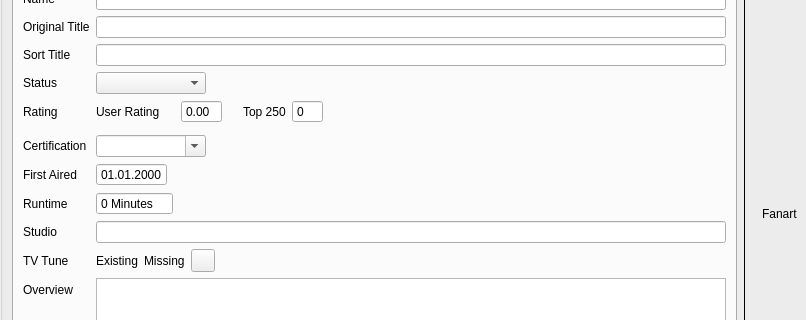
Old version of the form src/ui/tv_show/TvShowWidgetTvShow.ui in the repository Komet/MediaElch; both pictures show x 0 to 806 and y 206 to 526 of the 954 by 828 pixel window.
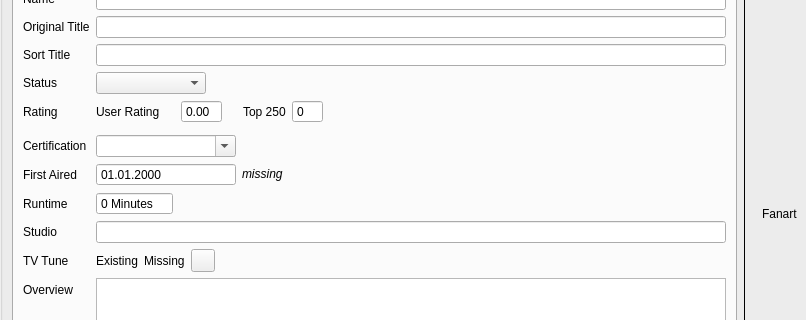
New version of the form. Icons and pictures are not drawn. Custom widgets are drawn as their Qt base class.

Commit message:
fix(UI): Add "missing" label to "first aired" field if it is the default
For TV shows and episodes, add a marker "missing" to indicate that the
"first aired" date is missing.  Qt does not have a good way to mark the
QDateWidget "invalid".  It requires a date that it can show.

And the defaults are awful: 2000-01-01 is the default.
We simply show the _current_ date with a label "missing" in case the
date is invalid.

Diff of the .ui file:
```diff
--- a/src/ui/tv_show/TvShowWidgetTvShow.ui
+++ b/src/ui/tv_show/TvShowWidgetTvShow.ui
@@ -467,6 +467,12 @@
             </item>
             <item row="7" column="1">
              <widget class="QComboBox" name="certification">
+              <property name="minimumSize">
+               <size>
+                <width>140</width>
+                <height>0</height>
+               </size>
+              </property>
               <property name="editable">
                <bool>true</bool>
               </property>
@@ -482,16 +488,6 @@
               </property>
              </widget>
             </item>
-            <item row="8" column="1">
-             <widget class="QDateEdit" name="firstAired">
-              <property name="buttonSymbols">
-               <enum>QAbstractSpinBox::NoButtons</enum>
-              </property>
-              <property name="displayFormat">
-               <string>dd.MM.yyyy</string>
-              </property>
-             </widget>
-            </item>
             <item row="9" column="0">
              <widget class="QLabel" name="lblRuntime">
               <property name="text">
@@ -576,6 +572,55 @@
             <item row="12" column="1">
              <widget class="QTextEdit" name="overview"/>
             </item>
+            <item row="8" column="1">
+             <layout class="QHBoxLayout" name="firstAiredLayout" stretch="0,0,1">
+              <item>
+               <widget class="QDateEdit" name="firstAired">
+                <property name="sizePolicy">
+                 <sizepolicy hsizetype="Preferred" vsizetype="Fixed">
+                  <horstretch>0</horstretch>
+                  <verstretch>0</verstretch>
+                 </sizepolicy>
+                </property>
+                <property name="minimumSize">
+                 <size>
+                  <width>140</width>
+                  <height>0</height>
+                 </size>
+                </property>
+                <property name="buttonSymbols">
+                 <enum>QAbstractSpinBox::NoButtons</enum>
+                </property>
+                <property name="displayFormat">
+                 <string>dd.MM.yyyy</string>
+                </property>
+               </widget>
+              </item>
+              <item>
+               <widget class="QLabel" name="lblMissingFirstAired">
+                <property name="text">
+                 <string>&lt;i&gt;missing&lt;/i&gt;</string>
+                </property>
+                <property name="textFormat">
+                 <enum>Qt::RichText</enum>
+                </property>
+               </widget>
+              </item>
+              <item>
+               <spacer name="horizontalSpacer_12">
+                <property name="orientation">
+                 <enum>Qt::Horizontal</enum>
+                </property>
+                <property name="sizeHint" stdset="0">
+                 <size>
+                  <width>40</width>
+                  <height>20</height>
+                 </size>
+                </property>
+               </spacer>
+              </item>
+             </layout>
+            </item>
            </layout>
           </item>
          </layout>
```
The commit also changes 4 other files.
